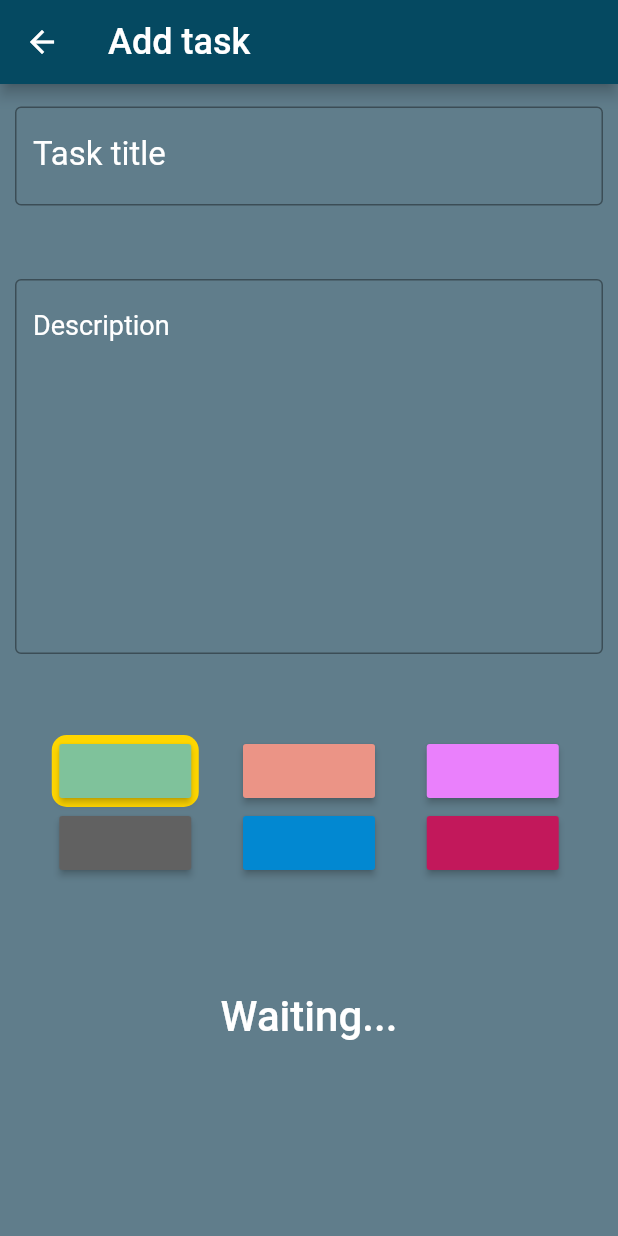
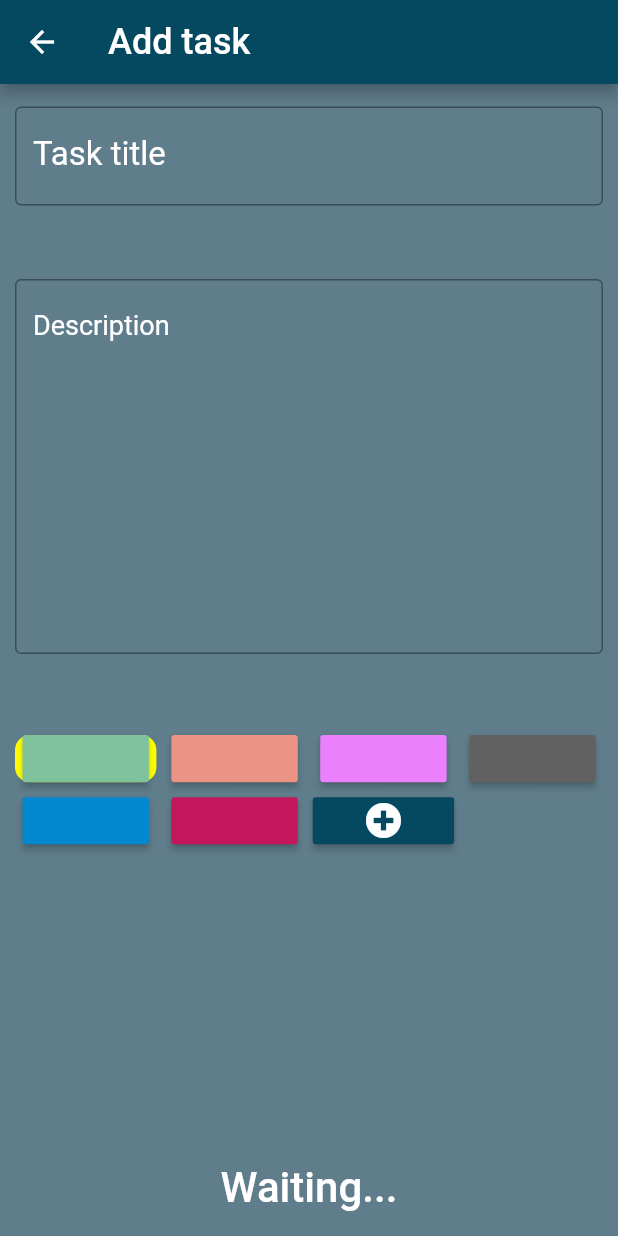
Before and after one commit to DutchJavaDev/TODO-app, a Flutter app: the UpdateTaskListStateFull screen opened directly, on a phone screen of 412 x 824 dp. Run offline on Flutter 3.47's test engine with Material 2 defaults, Android fonts, the phone set to English and light mode, and no system bars; our stand-ins replace flutter_colorpicker, font_awesome_flutter; statements that could not run were skipped.

Commit message:
Update addorupdate.dart
color picking for tasks is dynamic now

```diff
--- a/lib/addorupdate.dart
+++ b/lib/addorupdate.dart
@@ -1,5 +1,7 @@
 import 'package:flutter/cupertino.dart';
 import 'package:flutter/material.dart';
+import 'package:flutter_colorpicker/flutter_colorpicker.dart';
+import 'package:font_awesome_flutter/font_awesome_flutter.dart';
 import 'models/models.dart';
 import 'utils/taskmanager.dart' as TaskManager;
 import 'utils/filesys.dart' as FileSys;
@@ -33,7 +35,7 @@ class UpdateTaskListState extends State<UpdateTaskListStateFull> {
   Color taskColor;
   bool isEnabled = false;
 
-  final hightLight = Color(0xffffd600);
+  final hightLight = Colors.yellowAccent;
   final titleController = TextEditingController();
   final descriptionController = TextEditingController();
 
@@ -119,6 +121,90 @@ class UpdateTaskListState extends State<UpdateTaskListStateFull> {
     }
   }
 
+  void addNewColor() async {
+    var color = Colors.white;
+
+    await showDialog<void>(
+        context: context,
+        barrierDismissible: false,
+        builder: (BuildContext context) {
+          return AlertDialog(
+            title: Text("Pick a color"),
+            content: SingleChildScrollView(
+              child: ColorPicker(
+                onColorChanged: (newColor) {
+                  color = newColor;
+                },
+                pickerColor: color,
+                enableAlpha: true,
+                enableLabel: true,
+                pickerAreaHeightPercent: 0.8,
+              ),
+            ),
+            actions: <Widget>[
+              RaisedButton(
+                onPressed: () => Navigator.of(context).pop(),
+                color: Colors.red,
+                child: Text(
+                  "Close",
+                  style: TextStyle(color: Colors.white, fontSize: 24),
+                ),
+              ),
+              RaisedButton(
+                onPressed: () {
+                  FileSys.getSettingsModel.backgroundColors.add(color);
+                  FileSys.saveSettings();
+                  setState(() {
+                    Navigator.of(context).pop();
+                  });
+                },
+                child: Text(
+                  "Add color",
+                  style: TextStyle(color: Colors.white, fontSize: 24),
+                ),
+              )
+            ],
+          );
+        });
+  }
+
+  List<Widget> createColorGrid() {
+    var colors = List<Widget>();
+    var backgroundColors = FileSys.getSettingsModel.backgroundColors;
+
+    for (var i = 0; i < backgroundColors.length; i++) {
+      colors.add(Container(
+        child: Padding(
+          child: RaisedButton(
+            onPressed: () => setColor(i),
+            color: backgroundColors[i],
+          ),
+          padding: EdgeInsets.only(left: 5, right: 5),
+        ),
+        decoration: BoxDecoration(
+            borderRadius: BorderRadius.all(Radius.circular(10)),
+            color: taskColor == backgroundColors[i]
+                ? hightLight
+                : Colors.transparent),
+      ));
+    }
+
+    /// max 12 colors
+    if(backgroundColors.length != 12)
+    {
+      colors.add(RaisedButton(
+      onPressed: addNewColor,
+      color: Theme.of(context).buttonColor,
+      child: Icon(
+        FontAwesomeIcons.plusCircle,
+        size: 24,
+        color: Colors.white,
+      ),
+    ));
+    }
+    return colors;
+  }
+
   Widget build(BuildContext context) {
     return Scaffold(
       appBar: AppBar(
@@ -126,6 +212,24 @@ class UpdateTaskListState extends State<UpdateTaskListStateFull> {
           "${widget.taskId == "null" ? "Add task" : "Edit: ${titleController.text}"}",
           style: TextStyle(fontSize: 24),
         ),
+      ),
+      bottomNavigationBar: MaterialButton(
+        shape: RoundedRectangleBorder(
+            borderRadius: BorderRadius.only(
+                topLeft: Radius.circular(15), topRight: Radius.circular(15))),
+        child: Text(
+          "${(isEnabled ? "Save" : "Waiting...")}",
+          style: TextStyle(fontSize: 28, color: Colors.white),
+        ),
+        color: Theme.of(context).buttonColor,
+        onPressed: isEnabled
+            ? () {
+                if (submitTask()) {
+                  Navigator.pop(context);
+                }
+              }
+            : null,
+        height: 64,
       ),
       body: GestureDetector(
         onTap: () {
@@ -179,130 +283,16 @@ class UpdateTaskListState extends State<UpdateTaskListStateFull> {
                 ],
               ),
               Padding(
-                child: Column(
-                  children: <Widget>[
-                    Row(
-                  mainAxisAlignment: MainAxisAlignment.spaceEvenly,
-                  children: <Widget>[
-                    Container(
-                      child: Padding(
-                        child: RaisedButton(
-                          onPressed: () => setColor(0),
-                          color: FileSys.getSettingsModel.backgroundColors[0],
-                        ),
-                        padding: EdgeInsets.only(left: 5, right: 5),
-                      ),
-                      decoration: BoxDecoration(
-                          borderRadius: BorderRadius.all(Radius.circular(10)),
-                          color:
-                              taskColor == FileSys.getSettingsModel.backgroundColors[0]
-                                  ? hightLight
-                                  : Colors.transparent),
-                    ),
-                    Container(
-                      child: Padding(
-                        child: RaisedButton(
-                          onPressed: () => setColor(1),
-                          color: FileSys.getSettingsModel.backgroundColors[1],
-                        ),
-                        padding: EdgeInsets.only(left: 5, right: 5),
-                      ),
-                      decoration: BoxDecoration(
-                          borderRadius: BorderRadius.all(Radius.circular(10)),
-                          color:
-                              taskColor == FileSys.getSettingsModel.backgroundColors[1]
-                                  ? hightLight
-                                  : Colors.transparent),
-                    ),
-                    Container(
-                      child: Padding(
-                        child: RaisedButton(
-                          onPressed: () => setColor(2),
-                          color: FileSys.getSettingsModel.backgroundColors[2],
-                        ),
-                        padding: EdgeInsets.only(left: 5, right: 5),
-                      ),
-                      decoration: BoxDecoration(
-                          borderRadius: BorderRadius.all(Radius.circular(10)),
-                          color:
-                              taskColor == FileSys.getSettingsModel.backgroundColors[2]
-                                  ? hightLight
-                                  : Colors.transparent),
-                    )
-                  ],
-                ),
-                Row(
-                  mainAxisAlignment: MainAxisAlignment.spaceEvenly,
-                  children: <Widget>[
-                    Container(
-                      child: Padding(
-                        child: RaisedButton(
-                          onPressed: () => setColor(3),
-                          color: FileSys.getSettingsModel.backgroundColors[3],
-                        ),
-                        padding: EdgeInsets.only(left: 5, right: 5),
-                      ),
-                      decoration: BoxDecoration(
-                          borderRadius: BorderRadius.all(Radius.circular(10)),
-                          color:
-                              taskColor == FileSys.getSettingsModel.backgroundColors[3]
-                                  ? hightLight
-                                  : Colors.transparent),
-                    ),
-                    Container(
-                      child: Padding(
-                        child: RaisedButton(
-                          onPressed: () => setColor(4),
-                          color: FileSys.getSettingsModel.backgroundColors[4],
-                        ),
-                        padding: EdgeInsets.only(left: 5, right: 5),
-                      ),
-                      decoration: BoxDecoration(
-                          borderRadius: BorderRadius.all(Radius.circular(10)),
-                          color:
-                              taskColor == FileSys.getSettingsModel.backgroundColors[4]
-                                  ? hightLight
-                                  : Colors.transparent),
-                    ),
-                    Container(
-                      child: Padding(
-                        child: RaisedButton(
-                          onPressed: () => setColor(5),
-                          color: FileSys.getSettingsModel.backgroundColors[5],
-                        ),
-                        padding: EdgeInsets.only(left: 5, right: 5),
-                      ),
-                      decoration: BoxDecoration(
-                          borderRadius: BorderRadius.all(Radius.circular(10)),
-                          color:
-                              taskColor == FileSys.getSettingsModel.backgroundColors[5]
-                                  ? hightLight
-                                  : Colors.transparent),
-                    )
-                  ],
-                )
-                  ],
+                child: GridView.count(
+                  crossAxisCount: 4,
+                  children: createColorGrid(),
+                  crossAxisSpacing: 5,
+                  mainAxisSpacing: 10,
+                  childAspectRatio: 3,
+                  shrinkWrap: true,
                 ),
                 padding: EdgeInsets.only(top: 25, bottom: 45),
               ),
-              Padding(
-                child: MaterialButton(
-                  child: Text(
-                    "${(isEnabled ? "Save" : "Waiting...")}",
-                    style: TextStyle(fontSize: 28, color: Colors.white),
-                  ),
-                  color: Theme.of(context).buttonColor,
-                  onPressed: isEnabled
-                      ? () {
-                          if (submitTask()) {
-                            Navigator.pop(context);
-                          }
-                        }
-                      : null,
-                  height: 64,
-                ),
-                padding: EdgeInsets.only(top: 15),
-              )
             ],
           ),
           padding: EdgeInsets.only(top: 15, left: 10, right: 10),
```
